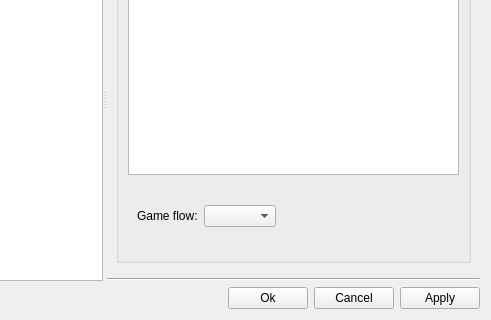
Above: branches/tools/LePlatz/StatePersister/PlatzSettings.ui from gonzalodelgado/uzebox-paul before the change; both pictures show x 139 to 630 and y 94 to 414 of the 630 by 414 pixel window. Below: the same form after it.
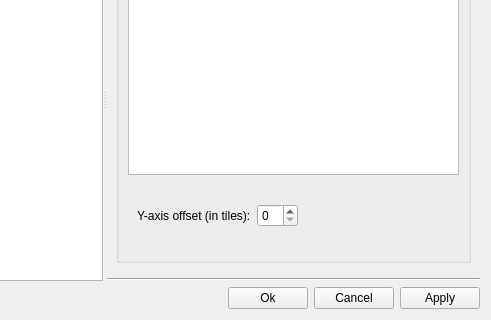
That is the form after the change. The open tabs and pages were chosen to show the change.

Commit message: LePlatz dev branch: - Pre-release testing base for version 1.1

Diff of the .ui file:
```diff
--- a/branches/tools/LePlatz/StatePersister/PlatzSettings.ui
+++ b/branches/tools/LePlatz/StatePersister/PlatzSettings.ui
@@ -176,33 +176,6 @@
                    </layout>
                   </widget>
                   <widget class="QWidget" name="page"/>
-                  <widget class="QWidget" name="page_4">
-                   <layout class="QHBoxLayout" name="horizontalLayout_8">
-                    <item>
-                     <widget class="QLabel" name="lblGameFlow">
-                      <property name="text">
-                       <string>Game flow:</string>
-                      </property>
-                     </widget>
-                    </item>
-                    <item>
-                     <widget class="QComboBox" name="cboGameFlow"/>
-                    </item>
-                    <item>
-                     <spacer name="horizontalSpacer_2">
-                      <property name="orientation">
-                       <enum>Qt::Horizontal</enum>
-                      </property>
-                      <property name="sizeHint" stdset="0">
-                       <size>
-                        <width>178</width>
-                        <height>20</height>
-                       </size>
-                      </property>
-                     </spacer>
-                    </item>
-                   </layout>
-                  </widget>
                   <widget class="QWidget" name="page_11">
                    <layout class="QHBoxLayout" name="horizontalLayout_21">
                     <item>
@@ -535,6 +508,31 @@
                     </item>
                    </layout>
                   </widget>
+                  <widget class="QWidget" name="page_4">
+                   <layout class="QVBoxLayout" name="verticalLayout">
+                    <item>
+                     <widget class="QLabel" name="lblUpdatesUrl">
+                      <property name="text">
+                       <string>LePlatz Updates URL:</string>
+                      </property>
+                     </widget>
+                    </item>
+                    <item>
+                     <layout class="QHBoxLayout" name="horizontalLayout_8">
+                      <item>
+                       <widget class="QLineEdit" name="leUpdatesUrl"/>
+                      </item>
+                      <item>
+                       <widget class="QPushButton" name="pbUpdatesUrlReset">
+                        <property name="text">
+                         <string>Default</string>
+                        </property>
+                       </widget>
+                      </item>
+                     </layout>
+                    </item>
+                   </layout>
+                  </widget>
                   <widget class="QWidget" name="page_5">
                    <layout class="QHBoxLayout" name="horizontalLayout_9">
                     <item>
```
The commit also changes 92 other files.
